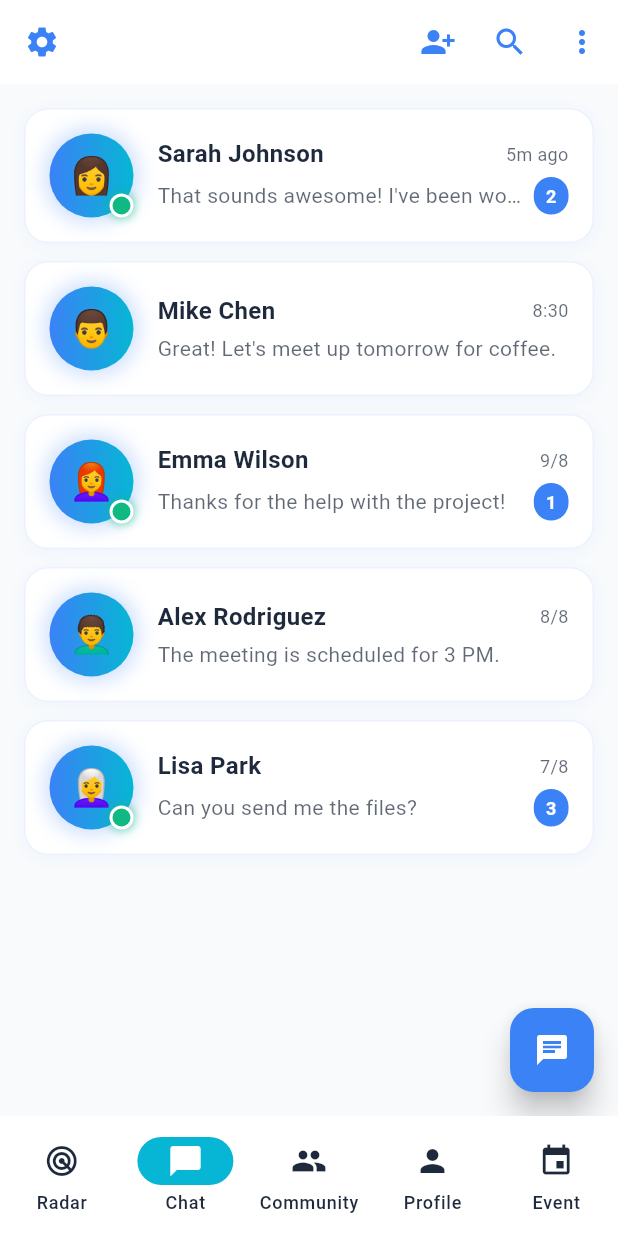
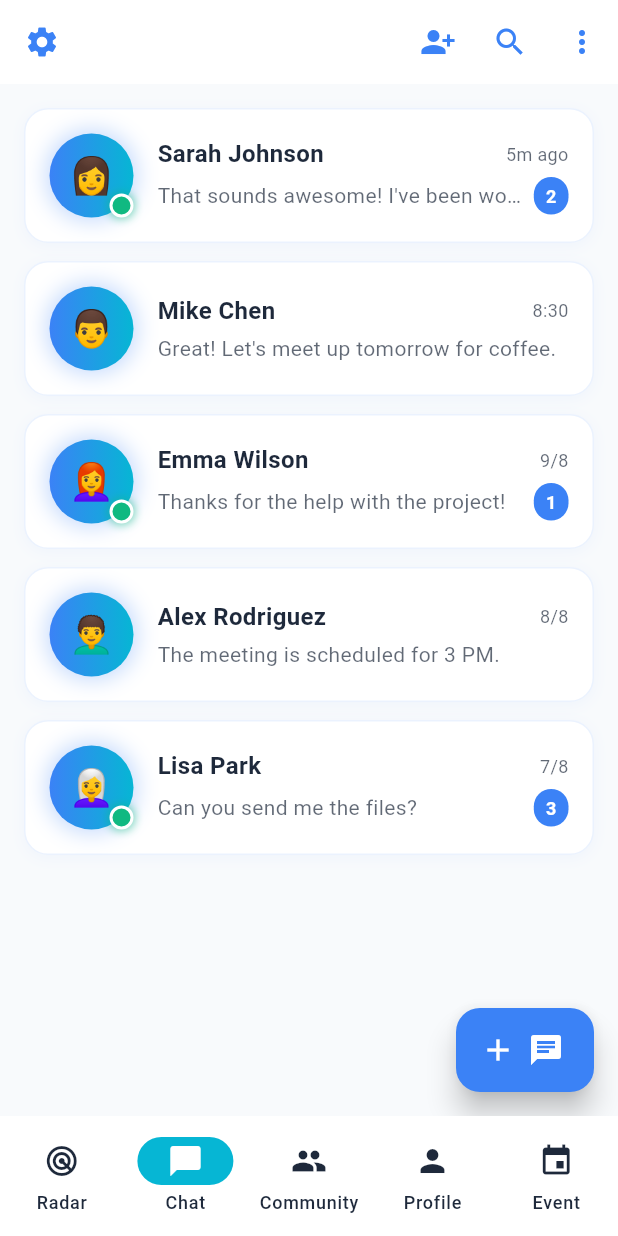
Before and after one commit to TArslan7/ComnecterMobile, a Flutter app: the ChatScreen screen opened by its route, on a phone screen of 412 x 824 dp. Run offline on Flutter 3.47's test engine with Material 3 defaults, Android fonts, the phone set to English and light mode, and no system bars; drawn by our look-alikes of flutter_animate; our stand-ins replace audioplayers, confetti, flutter_hooks, flutter_riverpod, go_router, shared_preferences; accounts and stored records are empty.

Commit message:
feat: improve button designs for better visual consistency
- Add back button to chat conversation screen for proper navigation
- Replace text label with community symbol in create community button
- Update start new chat button to include plus symbol for consistency
- Maintain consistent design language across chat and community screens

```diff
--- a/lib/features/chat/chat_screen.dart
+++ b/lib/features/chat/chat_screen.dart
@@ -161,13 +161,12 @@ class ChatScreen extends HookWidget {
                 return _buildConversationTile(context, conversation, openConversation);
               },
             ),
-      floatingActionButton: FloatingActionButton(
+      floatingActionButton: FloatingActionButton.extended(
         onPressed: startNewChat,
         backgroundColor: Theme.of(context).colorScheme.primary,
-        child: const Icon(
-          Icons.chat,
-          color: Colors.white,
-        ),
+        foregroundColor: Colors.white,
+        icon: const Icon(Icons.add),
+        label: const Icon(Icons.chat),
       ),
     );
   }
--- a/lib/features/community/community_screen.dart
+++ b/lib/features/community/community_screen.dart
@@ -71,7 +71,7 @@ class _CommunityScreenState extends State<CommunityScreen> {
         backgroundColor: Theme.of(context).colorScheme.primary,
         foregroundColor: Colors.white,
         icon: const Icon(Icons.add),
-        label: const Text('Create Community'),
+        label: const Icon(Icons.groups),
       ),
     );
   }
```
